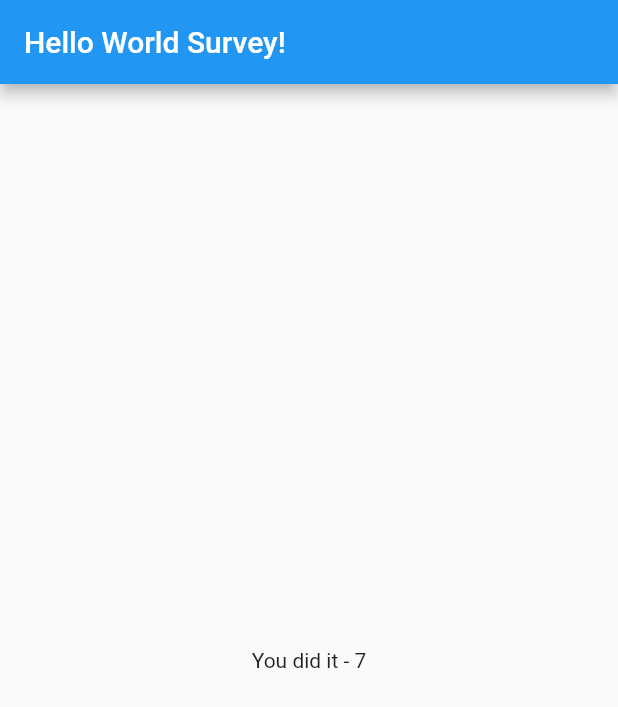
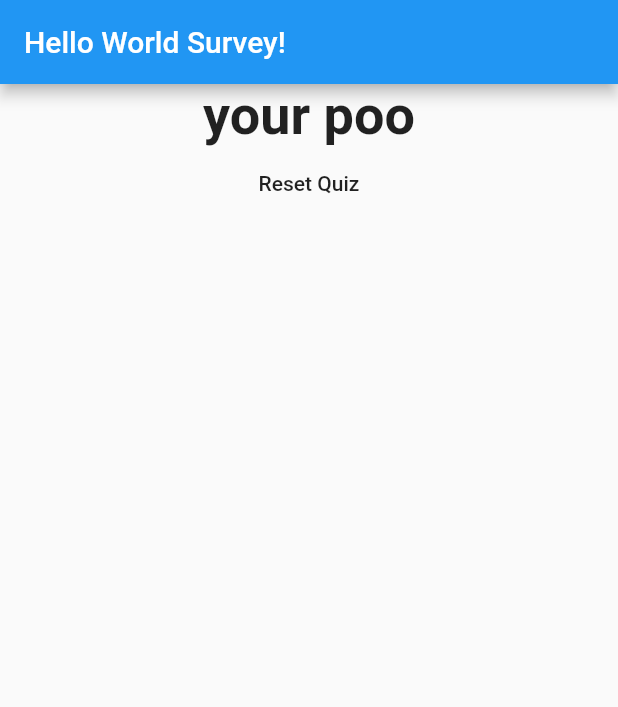
Before and after one commit to EscapeAD/FlutterPlayground, a Flutter app: the screen it shows after launch, after a tap on "Blue", after a tap on "Cat", after a tap on "Donkey Punch", on a phone screen of 412 x 824 dp. Shown: the top 707 px of the screen. Run offline on Flutter 3.47's test engine with Material 2 defaults, Android fonts, the phone set to English and light mode, and no system bars.

Commit message:
basic setup result

```diff
--- a/lib/main.dart
+++ b/lib/main.dart
@@ -38,6 +38,13 @@ class _MyAppState extends State<MyApp> {
       });
       print('update index');
     }
+    void _resetQuiz () {
+      setState(() {
+        _questionsIndex = 0;
+        _totalScore = 0;
+      });
+      print('update index');
+    }
     return MaterialApp(home: Scaffold(
       appBar: AppBar(
           title: Text("Hello World Survey!")),
@@ -46,7 +53,7 @@ class _MyAppState extends State<MyApp> {
               questions: _questions,
               questionsIndex: _questionsIndex,
               awnserQuestion: _awnserQuestion)
-          : Result(_totalScore),
+          : Result(_totalScore, _resetQuiz),
     ));
   }
 }
--- a/lib/result.dart
+++ b/lib/result.dart
@@ -2,11 +2,30 @@ import 'package:flutter/material.dart';
 
 class Result extends StatelessWidget {
   final int resultScore;
+  final Function resetQuiz;
+  Result(this.resultScore, this.resetQuiz);
 
-  Result(this.resultScore);
+  String get resultPhase {
+    String resultString;
+    if (resultScore <= 4) {
+      resultString = 'you suck';
+    } else if (resultScore <= 7) {
+      resultString = 'your poo';
+    } else if (resultScore <= 22) {
+      resultString = 'your magic';
+    } else {
+      resultString = 'you broke';
+    }
+    return resultString;
+  }
 
   @override
   Widget build(BuildContext context) {
-    return Center(child: Text('You did it - $resultScore'));
+    return Center(
+        child: Column(children: <Widget>[Text(resultPhase,
+            style: TextStyle(fontSize: 36, fontWeight: FontWeight.bold),
+            textAlign: TextAlign.center),
+            FlatButton(child: Text('Reset Quiz'), onPressed: resetQuiz)]
+    ));
   }
 }
```
